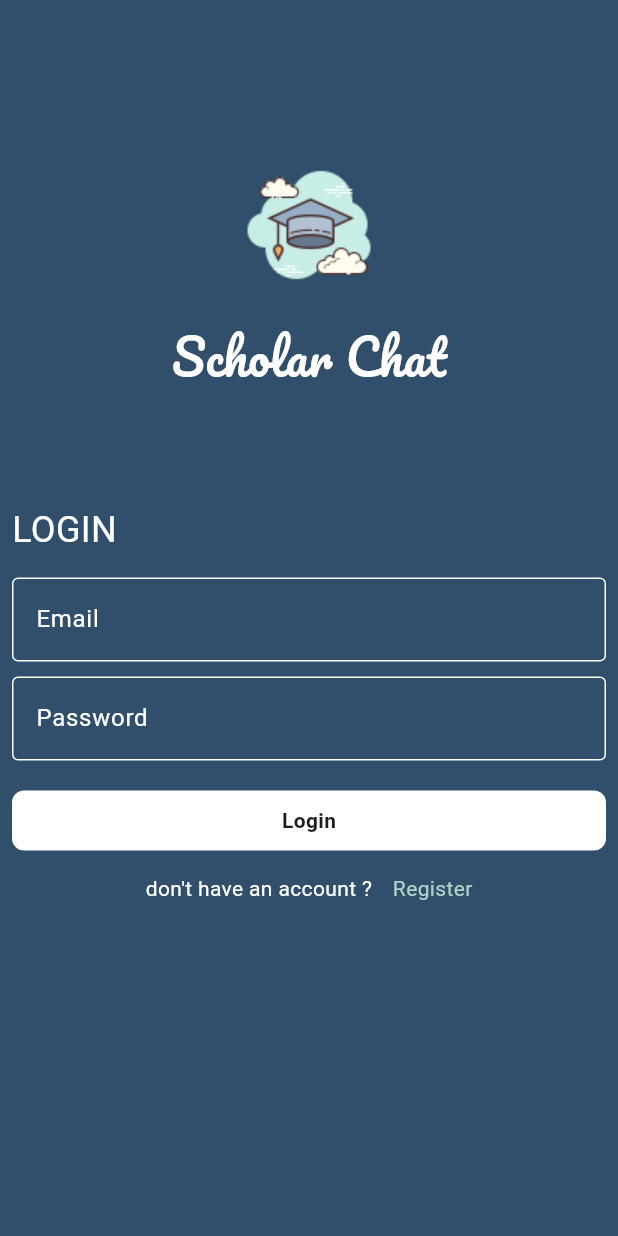
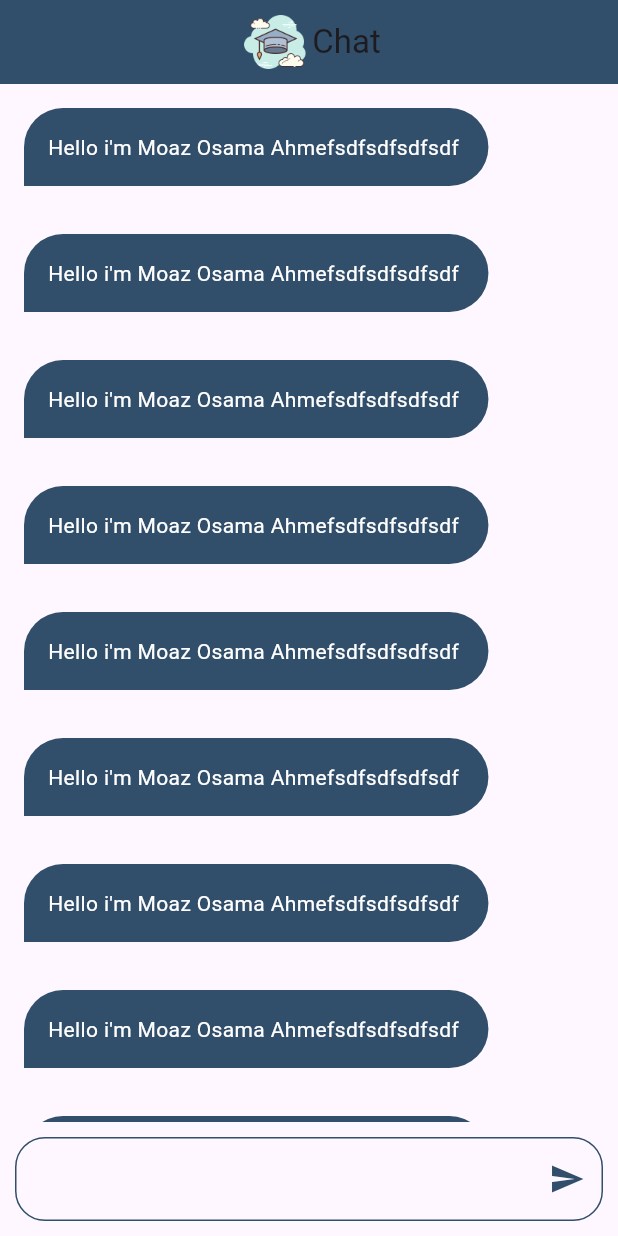
Before and after one commit to Moazosama2004/chat-app, a Flutter app: the screen it shows after launch, on a phone screen of 412 x 824 dp. Run offline on Flutter 3.47's test engine with Material 3 defaults, Android fonts, the phone set to English and light mode, and no system bars; our stand-ins replace firebase_auth, firebase_core, modal_progress_hud_nsn; accounts and stored records are empty.

Commit message:
the final result with needing refactoring and cont..

```diff
--- a/lib/constants.dart
+++ b/lib/constants.dart
@@ -1,3 +1,4 @@
 import 'package:flutter/material.dart';
 
 const Color kPrimaryColor= Color(0xff314f6a);
+const String kLogo = 'assets/images/scholar.png';
--- a/lib/main.dart
+++ b/lib/main.dart
@@ -1,3 +1,4 @@
+import 'package:chat_app/screens/chat_screen.dart';
 import 'package:chat_app/screens/login_screen.dart';
 import 'package:chat_app/screens/register_screen.dart';
 import 'package:firebase_core/firebase_core.dart';
@@ -22,10 +23,11 @@ class ChatApp extends StatelessWidget {
       routes: {
         LoginScreen.id : (context) => LoginScreen(),
         RegisterScreen.id : (context) => RegisterScreen(),
+        ChatScreen.id : (context) => ChatScreen()
 
       },
       debugShowCheckedModeBanner: false,
-      initialRoute: LoginScreen.id,
+      initialRoute: ChatScreen.id,
     );
   }
 }
--- /dev/null
+++ b/lib/screens/chat_screen.dart
@@ -0,0 +1,72 @@
+import 'package:chat_app/constants.dart';
+import 'package:chat_app/widgets/chat_bubble.dart';
+import 'package:flutter/material.dart';
+
+class ChatScreen extends StatelessWidget {
+  const ChatScreen({Key? key}) : super(key: key);
+
+  static final String id = 'ChatScreen';
+
+  @override
+  Widget build(BuildContext context) {
+    return Scaffold(
+      appBar: AppBar(
+        backgroundColor: kPrimaryColor,
+        automaticallyImplyLeading: false,
+        title: Row(
+          mainAxisAlignment: MainAxisAlignment.center,
+          children: [
+            Image.asset(
+              kLogo,
+              height: 50,
+            ),
+            Text('Chat'),
+          ],
+        ),
+      ),
+      body: Column(
+        children: [
+          Expanded(
+            child: ListView.builder(
+              physics: BouncingScrollPhysics(),
+              itemBuilder: (context, index) {
+                return ChatBubble(
+                  color: kPrimaryColor,
+                  borderRarius: BorderRadius.only(
+                    topLeft: Radius.circular(32),
+                    topRight: Radius.circular(32),
+                    bottomRight: Radius.circular(32),
+                  ),
+                );
+              },
+            ),
+          ),
+          Padding(
+            padding: EdgeInsetsDirectional.all(10.0),
+            child: TextField(
+              decoration: InputDecoration(
+                suffixIcon: IconButton(
+                  onPressed: () {},
+                  icon: Icon(Icons.send),
+                  color: kPrimaryColor,
+                ),
+                enabledBorder: OutlineInputBorder(
+                  borderRadius: BorderRadius.circular(20.0),
+                  borderSide: BorderSide(
+                    color: kPrimaryColor,
+                  ),
+                ),
+                border: OutlineInputBorder(
+                  borderRadius: BorderRadius.circular(20.0),
+                  borderSide: BorderSide(
+                    color: kPrimaryColor,
+                  ),
+                ),
+              ),
+            ),
+          ),
+        ],
+      ),
+    );
+  }
+}
--- /dev/null
+++ b/lib/widgets/chat_bubble.dart
@@ -0,0 +1,33 @@
+import 'package:flutter/material.dart';
+
+import '../constants.dart';
+
+class ChatBubble extends StatelessWidget {
+  const ChatBubble({
+    super.key, required this.color, required this.borderRarius,
+  });
+
+
+  final Color color;
+  final BorderRadius borderRarius;
+  @override
+  Widget build(BuildContext context) {
+    return Align(
+      alignment: Alignment.centerLeft,
+      child: Container(
+        margin: EdgeInsets.all(16),
+        padding: EdgeInsetsDirectional.symmetric(horizontal: 16 , vertical: 16 ),
+        decoration: BoxDecoration(
+          color: color,
+          borderRadius: borderRarius
+        ),
+        child: Text(
+          'Hello i\'m Moaz Osama Ahmefsdfsdfsdfsdf ',
+          style: TextStyle(
+              color: Colors.white
+          ),
+        ),
+      ),
+    );
+  }
+}
--- a/pubspec.yaml
+++ b/pubspec.yaml
@@ -37,6 +37,7 @@ dependencies:
   cupertino_icons: ^1.0.2
   firebase_core: ^2.24.2
   firebase_auth: ^4.16.0
+  modal_progress_hud_nsn: ^0.5.1
 
 dev_dependencies:
   flutter_test:
```
Also changed, not shown: lib/helper/show_snack_bar.dart (added, +9 -0 lines), lib/screens/login_screen.dart (+44 -2 lines), lib/screens/register_screen.dart (+49 -27 lines), lib/widgets/custom_textfield.dart (+6 -1 lines), pubspec.lock.
